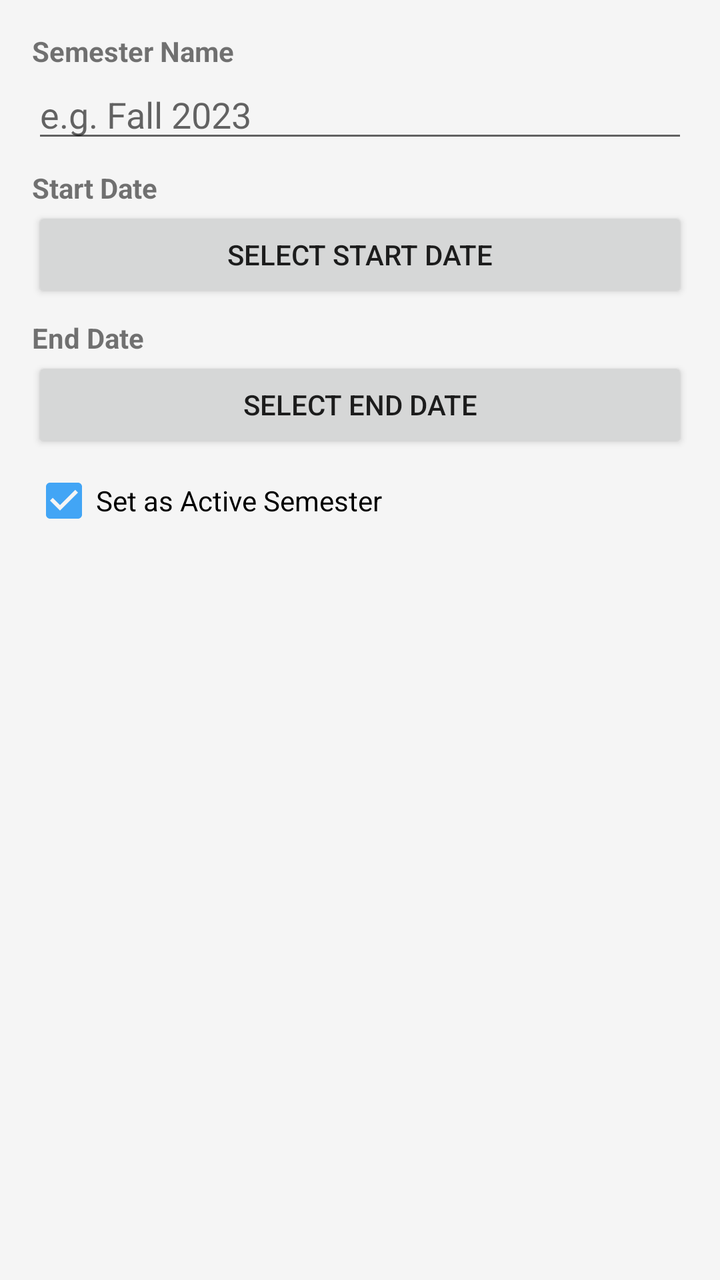
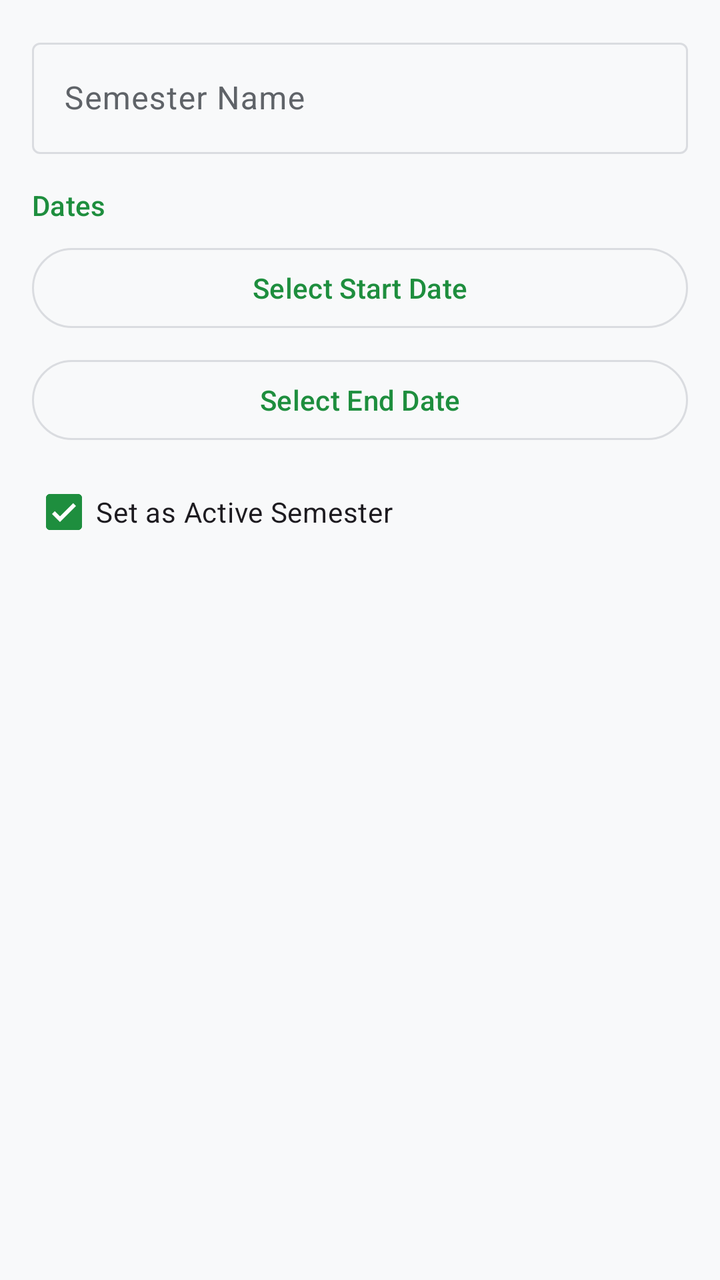

Before-and-after screenshots of an Android layout around one commit, followed by the original layout XML and the change that was made.
<!-- AndroidManifest.xml: application theme Theme.Studbuddy -->
<!-- res/layout/dialog_add_semester.xml -->
<?xml version="1.0" encoding="utf-8"?>
<LinearLayout xmlns:android="http://schemas.android.com/apk/res/android"
    android:layout_width="match_parent"
    android:layout_height="wrap_content"
    android:orientation="vertical"
    android:padding="16dp">

    <TextView
        android:layout_width="wrap_content"
        android:layout_height="wrap_content"
        android:text="Semester Name"
        android:textStyle="bold" />

    <EditText
        android:id="@+id/etSemesterName"
        android:layout_width="match_parent"
        android:layout_height="wrap_content"
        android:hint="e.g. Fall 2023"
        android:inputType="text" />

    <TextView
        android:layout_width="wrap_content"
        android:layout_height="wrap_content"
        android:layout_marginTop="8dp"
        android:text="Start Date"
        android:textStyle="bold" />

    <Button
        android:id="@+id/btnStartDate"
        android:layout_width="match_parent"
        android:layout_height="wrap_content"
        android:text="Select Start Date" />

    <TextView
        android:layout_width="wrap_content"
        android:layout_height="wrap_content"
        android:layout_marginTop="8dp"
        android:text="End Date"
        android:textStyle="bold" />

    <Button
        android:id="@+id/btnEndDate"
        android:layout_width="match_parent"
        android:layout_height="wrap_content"
        android:text="Select End Date" />

    <CheckBox
        android:id="@+id/cbIsActive"
        android:layout_width="wrap_content"
        android:layout_height="wrap_content"
        android:layout_marginTop="8dp"
        android:checked="true"
        android:text="Set as Active Semester" />

</LinearLayout>
<!-- resources referenced by this layout -->
<resources>
  <style name="Theme.Studbuddy" parent="Theme.AppCompat.Light.NoActionBar">
          
          <item name="colorPrimary">@color/colorPrimary</item>
          <item name="colorPrimaryDark">@color/colorPrimaryDark</item>
          <item name="colorAccent">@color/colorAccent</item>
          
          <item name="android:windowBackground">@color/colorBackground</item>
      </style>
  <color name="colorPrimary">#1565C0</color>
  <color name="colorPrimaryDark">#003c8f</color>
  <color name="colorAccent">#42A5F5</color>
  <color name="colorBackground">#F5F5F5</color>
</resources>

<!-- the commit's change to res/layout/dialog_add_semester.xml (unified diff, before → after) -->
@@ -1,50 +1,49 @@
 <?xml version="1.0" encoding="utf-8"?>
 <LinearLayout xmlns:android="http://schemas.android.com/apk/res/android"
+    xmlns:app="http://schemas.android.com/apk/res-auto"
     android:layout_width="match_parent"
     android:layout_height="wrap_content"
     android:orientation="vertical"
     android:padding="16dp">
 
-    <TextView
-        android:layout_width="wrap_content"
-        android:layout_height="wrap_content"
-        android:text="Semester Name"
-        android:textStyle="bold" />
-
-    <EditText
-        android:id="@+id/etSemesterName"
+    <com.google.android.material.textfield.TextInputLayout
         android:layout_width="match_parent"
         android:layout_height="wrap_content"
-        android:hint="e.g. Fall 2023"
-        android:inputType="text" />
+        android:hint="Semester Name"
+        style="@style/Widget.Material3.TextInputLayout.OutlinedBox">
+
+        <com.google.android.material.textfield.TextInputEditText
+            android:id="@+id/etSemesterName"
+            android:layout_width="match_parent"
+            android:layout_height="wrap_content"
+            android:inputType="text" />
+    </com.google.android.material.textfield.TextInputLayout>
 
     <TextView
         android:layout_width="wrap_content"
         android:layout_height="wrap_content"
-        android:layout_marginTop="8dp"
-        android:text="Start Date"
-        android:textStyle="bold" />
+        android:layout_marginTop="16dp"
+        android:text="Dates"
+        android:textAppearance="?attr/textAppearanceTitleSmall"
+        android:textColor="?attr/colorPrimary" />
 
-    <Button
+    <com.google.android.material.button.MaterialButton
         android:id="@+id/btnStartDate"
         android:layout_width="match_parent"
         android:layout_height="wrap_content"
+        android:layout_marginTop="8dp"
+        style="@style/Widget.Material3.Button.OutlinedButton"
         android:text="Select Start Date" />
 
-    <TextView
-        android:layout_width="wrap_content"
-        android:layout_height="wrap_content"
-        android:layout_marginTop="8dp"
-        android:text="End Date"
-        android:textStyle="bold" />
-
-    <Button
+    <com.google.android.material.button.MaterialButton
         android:id="@+id/btnEndDate"
         android:layout_width="match_parent"
         android:layout_height="wrap_content"
+        android:layout_marginTop="8dp"
+        style="@style/Widget.Material3.Button.OutlinedButton"
         android:text="Select End Date" />
 
-    <CheckBox
+    <com.google.android.material.checkbox.MaterialCheckBox
         android:id="@+id/cbIsActive"
         android:layout_width="wrap_content"
         android:layout_height="wrap_content"
<!-- resource entries referenced after the edit -->
@@ -1,16 +1,58 @@
 <!-- resources referenced by this layout -->
 <resources>
-  <style name="Theme.Studbuddy" parent="Theme.AppCompat.Light.NoActionBar">
+  <style name="Theme.Studbuddy" parent="Theme.Material3.DayNight.NoActionBar">
           
-          <item name="colorPrimary">@color/colorPrimary</item>
-          <item name="colorPrimaryDark">@color/colorPrimaryDark</item>
-          <item name="colorAccent">@color/colorAccent</item>
+          <item name="colorPrimary">@color/md_theme_light_primary</item>
+          <item name="colorOnPrimary">@color/md_theme_light_onPrimary</item>
+          <item name="colorPrimaryContainer">@color/md_theme_light_primaryContainer</item>
+          <item name="colorOnPrimaryContainer">@color/md_theme_light_onPrimaryContainer</item>
+          <item name="colorSecondary">@color/md_theme_light_secondary</item>
+          <item name="colorOnSecondary">@color/md_theme_light_onSecondary</item>
+          <item name="colorSecondaryContainer">@color/md_theme_light_secondaryContainer</item>
+          <item name="colorOnSecondaryContainer">@color/md_theme_light_onSecondaryContainer</item>
+          <item name="colorTertiary">@color/md_theme_light_tertiary</item>
+          <item name="colorOnTertiary">@color/md_theme_light_onTertiary</item>
+          <item name="colorTertiaryContainer">@color/md_theme_light_tertiaryContainer</item>
+          <item name="colorOnTertiaryContainer">@color/md_theme_light_onTertiaryContainer</item>
+          <item name="colorError">@color/md_theme_light_error</item>
+          <item name="colorOnError">@color/md_theme_light_onError</item>
+          <item name="colorErrorContainer">@color/md_theme_light_errorContainer</item>
+          <item name="colorOnErrorContainer">@color/md_theme_light_onErrorContainer</item>
+          <item name="android:windowBackground">@color/md_theme_light_background</item>
+          <item name="colorOutline">@color/md_theme_light_outline</item>
+          <item name="colorSurfaceVariant">@color/md_theme_light_surfaceVariant</item>
+          <item name="colorOnSurfaceVariant">@color/md_theme_light_onSurfaceVariant</item>
+          <item name="colorSurface">@color/md_theme_light_surface</item>
+          <item name="colorOnSurface">@color/md_theme_light_onSurface</item>
+  
           
-          <item name="android:windowBackground">@color/colorBackground</item>
+          <item name="headerBackground">?attr/colorSurface</item>
+          <item name="headerTextColor">?attr/colorOnSurface</item>
+  
+          
+          <item name="materialCardViewStyle">@style/Widget.Material3.CardView.Outlined</item>
       </style>
-  <color name="colorPrimary">#1565C0</color>
-  <color name="colorPrimaryDark">#003c8f</color>
-  <color name="colorAccent">#42A5F5</color>
-  <color name="colorBackground">#F5F5F5</color>
+  <color name="md_theme_light_primary">#1E8E3E</color>
+  <color name="md_theme_light_onPrimary">#FFFFFF</color>
+  <color name="md_theme_light_primaryContainer">#E6F4EA</color>
+  <color name="md_theme_light_onPrimaryContainer">#0D652D</color>
+  <color name="md_theme_light_secondary">#5F6368</color>
+  <color name="md_theme_light_onSecondary">#FFFFFF</color>
+  <color name="md_theme_light_secondaryContainer">#E8EAED</color>
+  <color name="md_theme_light_onSecondaryContainer">#202124</color>
+  <color name="md_theme_light_tertiary">#1967D2</color>
+  <color name="md_theme_light_onTertiary">#FFFFFF</color>
+  <color name="md_theme_light_tertiaryContainer">#E8F0FE</color>
+  <color name="md_theme_light_onTertiaryContainer">#174EA6</color>
+  <color name="md_theme_light_error">#D93025</color>
+  <color name="md_theme_light_onError">#FFFFFF</color>
+  <color name="md_theme_light_errorContainer">#FCE8E6</color>
+  <color name="md_theme_light_onErrorContainer">#A50E0E</color>
+  <color name="md_theme_light_background">#F8F9FA</color>
+  <color name="md_theme_light_outline">#DADCE0</color>
+  <color name="md_theme_light_surfaceVariant">#F1F3F4</color>
+  <color name="md_theme_light_onSurfaceVariant">#5F6368</color>
+  <color name="md_theme_light_surface">#FFFFFF</color>
+  <color name="md_theme_light_onSurface">#202124</color>
 </resources>
 
